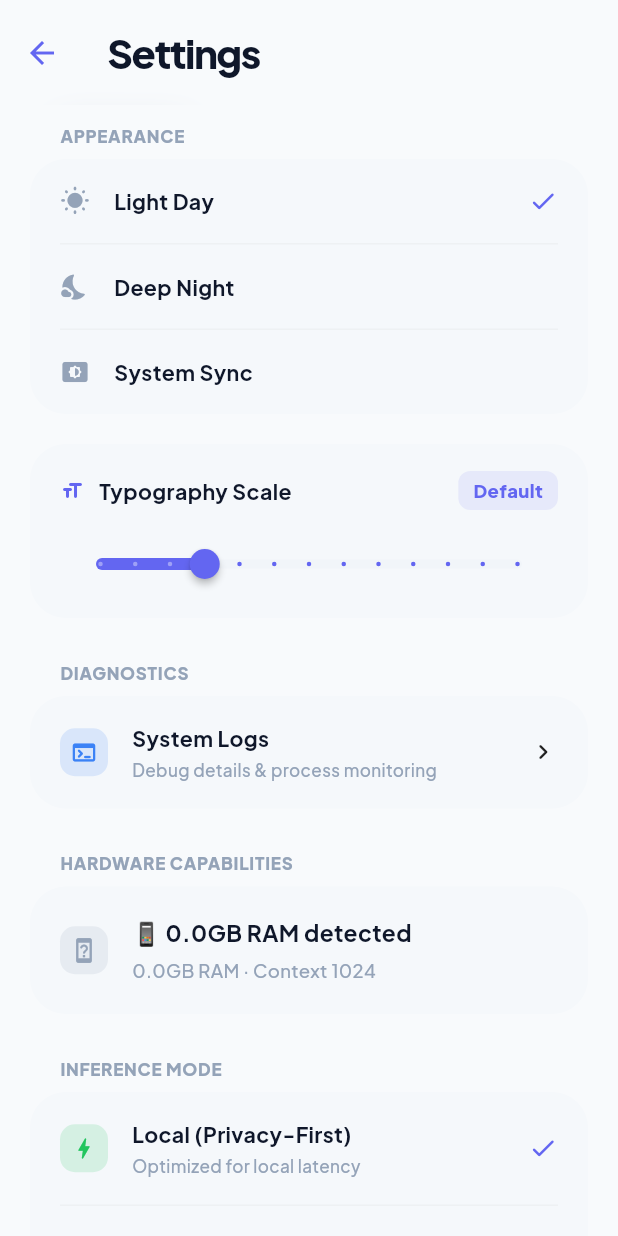
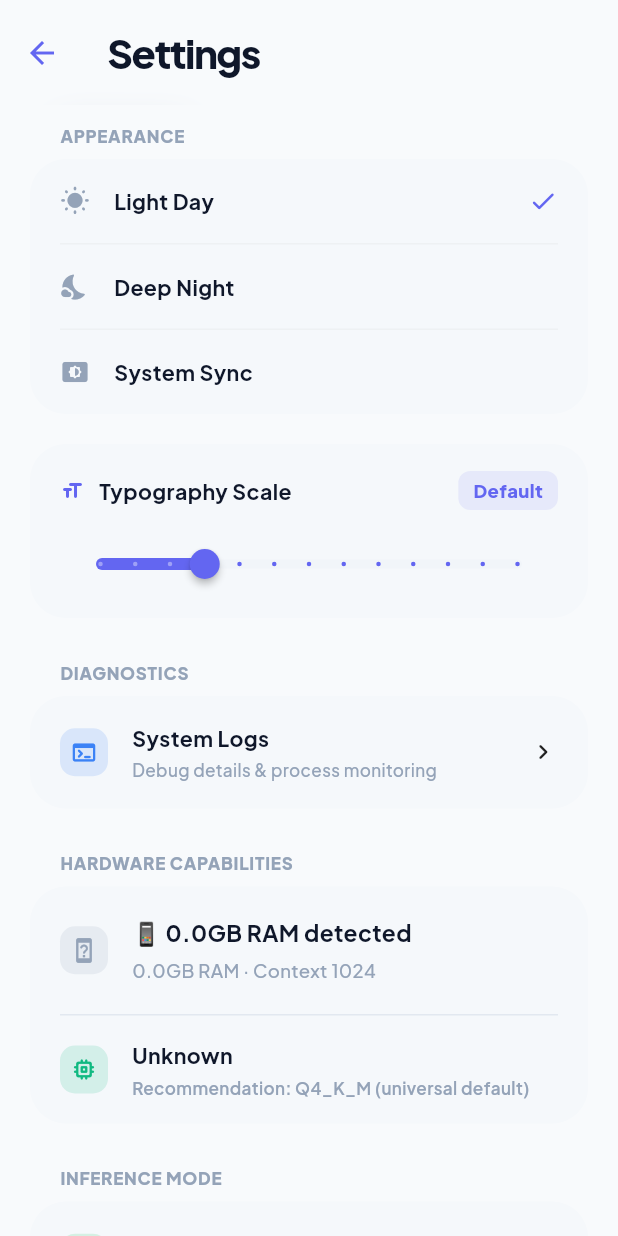
Before and after one commit to abir2afridi/CubicLM, a Flutter app: the SettingsView screen opened directly, after a tap on "Light Day", on a phone screen of 412 x 824 dp. Run offline on Flutter 3.47's test engine with Material 3 defaults, Android fonts, the phone set to English and light mode, and no system bars; our stand-ins replace device_info_plus, dio, file_picker, firebase_core, firebase_crashlytics, flutter_local_notifications and 11 more; missing offline and left inert: dart:ffi, flutter_background_service, gal, syncfusion_flutter_pdf; accounts and stored records are empty; statements that could not run were skipped.

Commit message:
refactor(ui): enhance provider selection logic and hardware info display
Improve the user interface for model selection and settings by adding
configuration validation and more robust hardware identification.

- Update `ModelView` to disable provider selection if the cloud provider
  is not yet configured and provide visual feedback via button states
- Modify `SettingsView` to always display hardware information,
  falling back to raw SoC hardware values if the SoC family is unknown
- Refine button styling in provider list to reflect active configuration
  status using `AppColors.success`

```diff
--- a/lib/views/model_view.dart
+++ b/lib/views/model_view.dart
@@ -648,12 +648,27 @@ class ModelView extends GetView<ModelController> {
                 ],
                 SizedBox(
                   width: double.infinity,
-                  child: FilledButton.tonal(
-                    onPressed: isSelected
-                        ? null
-                        : () => settings.setCloudProvider(provider.id),
-                    child: Text(isSelected ? 'Active Provider' : 'Set as Active'),
-                  ),
+                  child: Obx(() {
+                    final configured = cloudModels.isConfigured(provider.id);
+                    return FilledButton.tonal(
+                      onPressed: isSelected || !configured
+                          ? null
+                          : () => settings.setCloudProvider(provider.id),
+                      style: FilledButton.styleFrom(
+                        backgroundColor: isSelected && configured
+                            ? AppColors.success.withValues(alpha: 0.2)
+                            : null,
+                        foregroundColor: isSelected && configured
+                            ? AppColors.success
+                            : null,
+                      ),
+                      child: Text(isSelected && configured
+                          ? 'Active Provider'
+                          : configured
+                              ? 'Set as Active'
+                              : 'Configuration Required'),
+                    );
+                  }),
                 ),
               ],
             ),
--- a/lib/views/settings_view.dart
+++ b/lib/views/settings_view.dart
@@ -361,7 +361,6 @@ class SettingsView extends GetView<SettingsController> {
                             fontSize: 13, fontWeight: FontWeight.w500, color: Theme.of(context).hintColor)),
                   ])),
             ])),
-        if (soc != platform_info.SocFamily.unknown) ...[
         Divider(height: 1, indent: 20, endIndent: 20, color: isDark ? AppColors.border : AppColors.borderLightMode),
         Padding(
           padding: const EdgeInsets.symmetric(horizontal: 20, vertical: 16),
@@ -372,7 +371,9 @@ class SettingsView extends GetView<SettingsController> {
               child: Column(
                 crossAxisAlignment: CrossAxisAlignment.start,
                 children: [
-                    Text(soc.displayName,
+                  Text(soc == platform_info.SocFamily.unknown && device.socHardware.value.isNotEmpty
+                        ? device.socHardware.value
+                        : soc.displayName,
                       style: GoogleFonts.plusJakartaSans(
                           fontSize: 15, fontWeight: FontWeight.w700)),
                   const SizedBox(height: 4),
@@ -388,7 +389,6 @@ class SettingsView extends GetView<SettingsController> {
             ),
           ]),
         ),
-        ],
         if (quantWarning != null) ...[
           Container(
             margin: const EdgeInsets.fromLTRB(16, 0, 16, 16),
```
Lines whose indentation alone changed are shown as unchanged.
